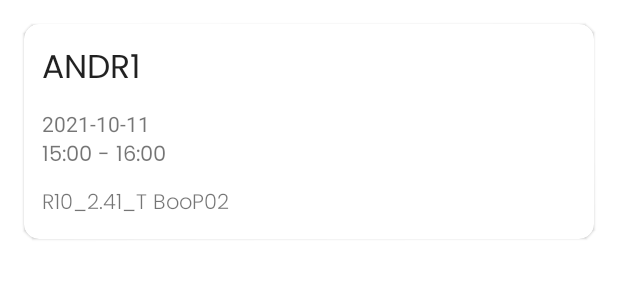
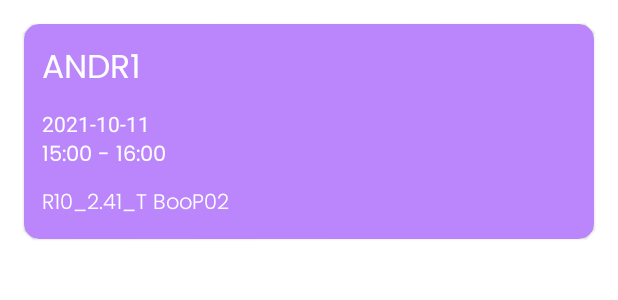
Before and after one commit to justicejtd/FHICT_companion, an Android app: the layout list_item_courses.xml on its own in the app's theme, with its tools: preview values and no code run, on a phone screen of 412 x 824 dp. Shown: the top 300 px of the screen. Run offline under Robolectric (Android 15) with nearby library versions, the phone set to English and light mode, and no system bars.

Commit message:
changed text colors

```diff
--- a/app/src/main/res/layout/list_item_courses.xml
+++ b/app/src/main/res/layout/list_item_courses.xml
@@ -1,7 +1,6 @@
 <?xml version="1.0" encoding="utf-8"?>
 <FrameLayout xmlns:android="http://schemas.android.com/apk/res/android"
     xmlns:app="http://schemas.android.com/apk/res-auto"
-    xmlns:tools="http://schemas.android.com/tools"
     android:layout_width="match_parent"
     android:layout_height="wrap_content"
     android:orientation="vertical">
@@ -11,6 +10,7 @@
         android:layout_height="wrap_content"
         android:layout_margin="16dp"
         android:elevation="5dp"
+        app:cardBackgroundColor="@color/purple_200"
         app:cardCornerRadius="10dp">
 
         <LinearLayout
@@ -25,21 +25,24 @@
                 android:layout_height="wrap_content"
                 android:fontFamily="@font/poppins"
                 android:text="@string/courseNameHolder"
-                android:textAppearance="@style/TextAppearance.AppCompat.Large" />
+                android:textAppearance="@style/TextAppearance.AppCompat.Large"
+                android:textColor="@color/white" />
 
             <TextView
                 android:id="@+id/textViewCourseDate"
                 android:layout_width="match_parent"
                 android:layout_height="wrap_content"
                 android:layout_marginTop="8dp"
-                android:text="@string/courseDate" />
+                android:text="@string/courseDate"
+                android:textColor="@color/white" />
 
             <TextView
                 android:id="@+id/textViewCourseTime"
                 android:layout_width="wrap_content"
                 android:layout_height="wrap_content"
                 android:fontFamily="@font/poppins"
-                android:text="@string/courseTimeHolder" />
+                android:text="@string/courseTimeHolder"
+                android:textColor="@color/white" />
 
             <TextView
                 android:id="@+id/textViewCourseDetails"
@@ -47,7 +50,8 @@
                 android:layout_height="wrap_content"
                 android:layout_marginTop="8dp"
                 android:fontFamily="@font/poppins_light"
-                android:text="@string/courseDetailsHolder" />
+                android:text="@string/courseDetailsHolder"
+                android:textColor="@color/white" />
         </LinearLayout>
     </com.google.android.material.card.MaterialCardView>
 </FrameLayout>
```
